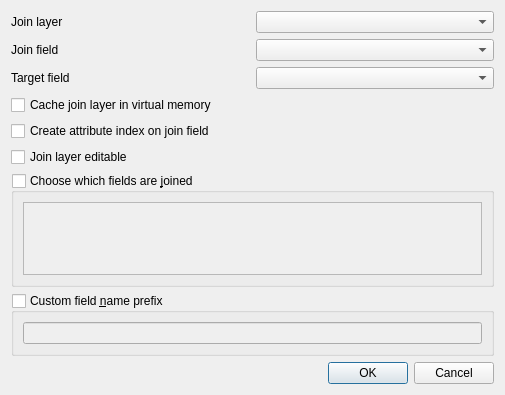
First picture: the form in src/ui/qgsjoindialogbase.ui, repository pblottiere/QGIS, before the edit.
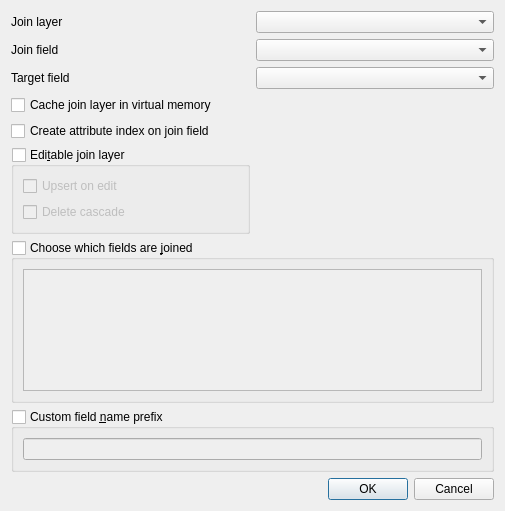
Second picture: the form after the edit. Custom widgets are drawn as their Qt base class.

Commit message: [needs-doc] Add upsert on edit/delete cascade options

What changed in the file:
```diff
--- a/src/ui/qgsjoindialogbase.ui
+++ b/src/ui/qgsjoindialogbase.ui
@@ -7,7 +7,7 @@
     <x>0</x>
     <y>0</y>
     <width>505</width>
-    <height>395</height>
+    <height>511</height>
    </rect>
   </property>
   <property name="windowTitle">
@@ -127,10 +127,35 @@
     </widget>
    </item>
    <item row="5" column="0">
-    <widget class="QCheckBox" name="mJoinLayerEditableCheckBox">
-     <property name="text">
-      <string>Join layer editable</string>
+    <widget class="QgsCollapsibleGroupBox" name="mEditableJoinLayer">
+     <property name="title">
+      <string>Edi&amp;table join layer</string>
      </property>
+     <property name="checkable">
+      <bool>true</bool>
+     </property>
+     <property name="checked">
+      <bool>false</bool>
+     </property>
+     <property name="collapsed" stdset="0">
+      <bool>true</bool>
+     </property>
+     <layout class="QGridLayout" name="gridLayout_2">
+      <item row="0" column="0">
+       <widget class="QCheckBox" name="mUpsertOnEditCheckBox">
+        <property name="text">
+         <string>Upsert on edit</string>
+        </property>
+       </widget>
+      </item>
+      <item row="1" column="0">
+       <widget class="QCheckBox" name="mDeleteCascadeCheckBox">
+        <property name="text">
+         <string>Delete cascade</string>
+        </property>
+       </widget>
+      </item>
+     </layout>
     </widget>
    </item>
   </layout>
```
The commit also changes 7 other files.
